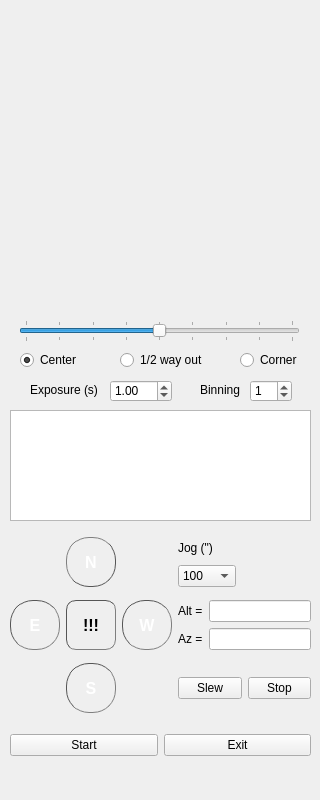
First picture: the form in PyFocus/PyFocus.ui, repository ColibriKBO/ColibriObservatory, before the edit.
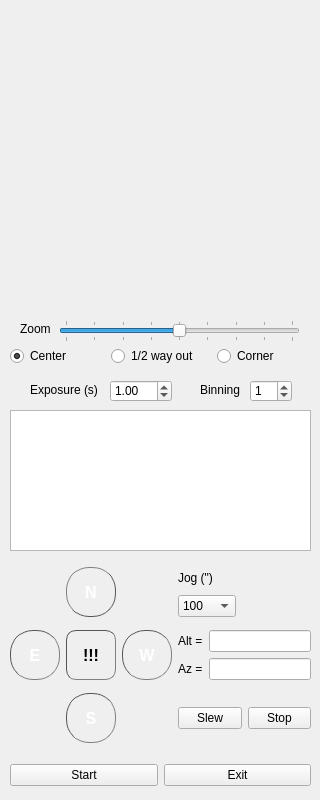
Second picture: the form after the edit. Custom widgets are drawn as their Qt base class.

```diff
--- a/PyFocus/PyFocus.ui
+++ b/PyFocus/PyFocus.ui
@@ -58,54 +58,12 @@
      <string>Exposure (s)</string>
     </property>
    </widget>
-   <widget class="QRadioButton" name="Center_radio">
-    <property name="geometry">
-     <rect>
-      <x>20</x>
-      <y>350</y>
-      <width>81</width>
-      <height>20</height>
-     </rect>
-    </property>
-    <property name="text">
-     <string>Center</string>
-    </property>
-    <property name="checked">
-     <bool>true</bool>
-    </property>
-   </widget>
-   <widget class="QRadioButton" name="Half_radio">
-    <property name="geometry">
-     <rect>
-      <x>120</x>
-      <y>350</y>
-      <width>95</width>
-      <height>20</height>
-     </rect>
-    </property>
-    <property name="text">
-     <string>1/2 way out</string>
-    </property>
-   </widget>
-   <widget class="QRadioButton" name="Corner_radio">
-    <property name="geometry">
-     <rect>
-      <x>240</x>
-      <y>350</y>
-      <width>71</width>
-      <height>20</height>
-     </rect>
-    </property>
-    <property name="text">
-     <string>Corner</string>
-    </property>
-   </widget>
    <widget class="QSlider" name="Zoom_slider">
     <property name="geometry">
      <rect>
-      <x>19</x>
+      <x>59</x>
       <y>320</y>
-      <width>281</width>
+      <width>241</width>
       <height>22</height>
      </rect>
     </property>
@@ -184,7 +142,7 @@
     <property name="geometry">
      <rect>
       <x>10</x>
-      <y>730</y>
+      <y>760</y>
       <width>301</width>
       <height>30</height>
      </rect>
@@ -213,7 +171,7 @@
     <property name="geometry">
      <rect>
       <x>10</x>
-      <y>530</y>
+      <y>560</y>
       <width>301</width>
       <height>191</height>
      </rect>
@@ -602,7 +560,7 @@
       <x>10</x>
       <y>410</y>
       <width>301</width>
-      <height>111</height>
+      <height>141</height>
      </rect>
     </property>
     <property name="sceneRect">
@@ -614,6 +572,55 @@
      </rectf>
     </property>
    </widget>
+   <widget class="QLabel" name="label_7">
+    <property name="geometry">
+     <rect>
+      <x>20</x>
+      <y>321</y>
+      <width>41</width>
+      <height>16</height>
+     </rect>
+    </property>
+    <property name="text">
+     <string>Zoom</string>
+    </property>
+   </widget>
+   <widget class="QWidget" name="">
+    <property name="geometry">
+     <rect>
+      <x>10</x>
+      <y>345</y>
+      <width>301</width>
+      <height>22</height>
+     </rect>
+    </property>
+    <layout class="QHBoxLayout" name="horizontalLayout_3">
+     <item>
+      <widget class="QRadioButton" name="Center_radio">
+       <property name="text">
+        <string>Center</string>
+       </property>
+       <property name="checked">
+        <bool>true</bool>
+       </property>
+      </widget>
+     </item>
+     <item>
+      <widget class="QRadioButton" name="Half_radio">
+       <property name="text">
+        <string>1/2 way out    </string>
+       </property>
+      </widget>
+     </item>
+     <item>
+      <widget class="QRadioButton" name="Corner_radio">
+       <property name="text">
+        <string>Corner</string>
+       </property>
+      </widget>
+     </item>
+    </layout>
+   </widget>
   </widget>
  </widget>
  <customwidgets>
```
